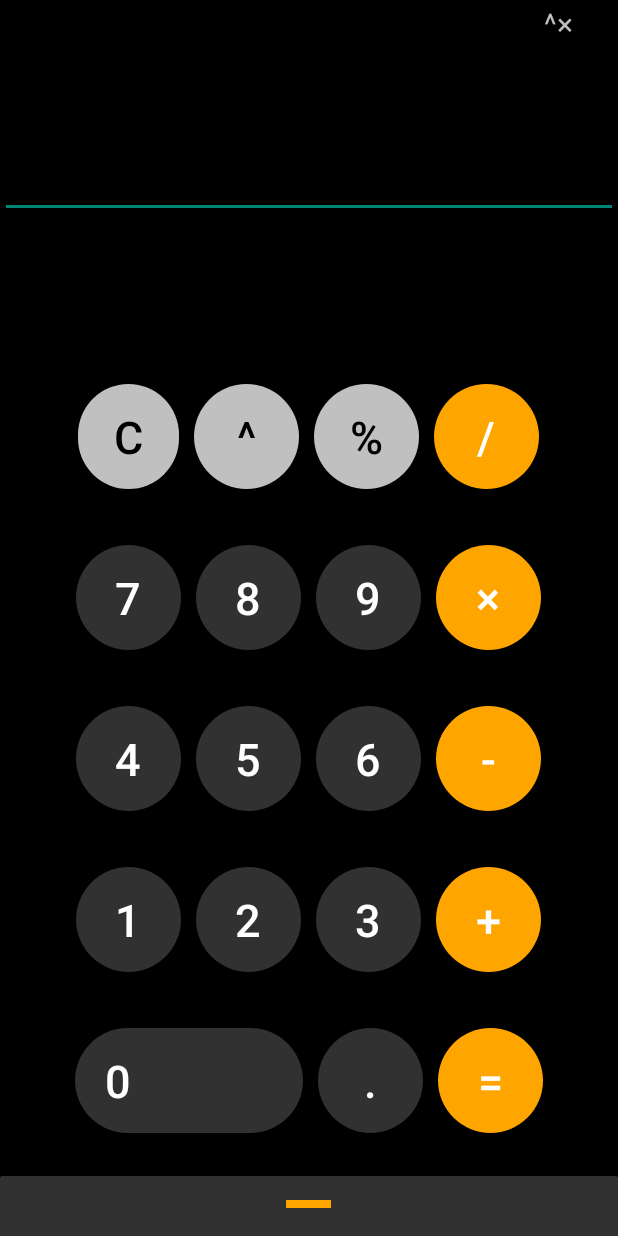
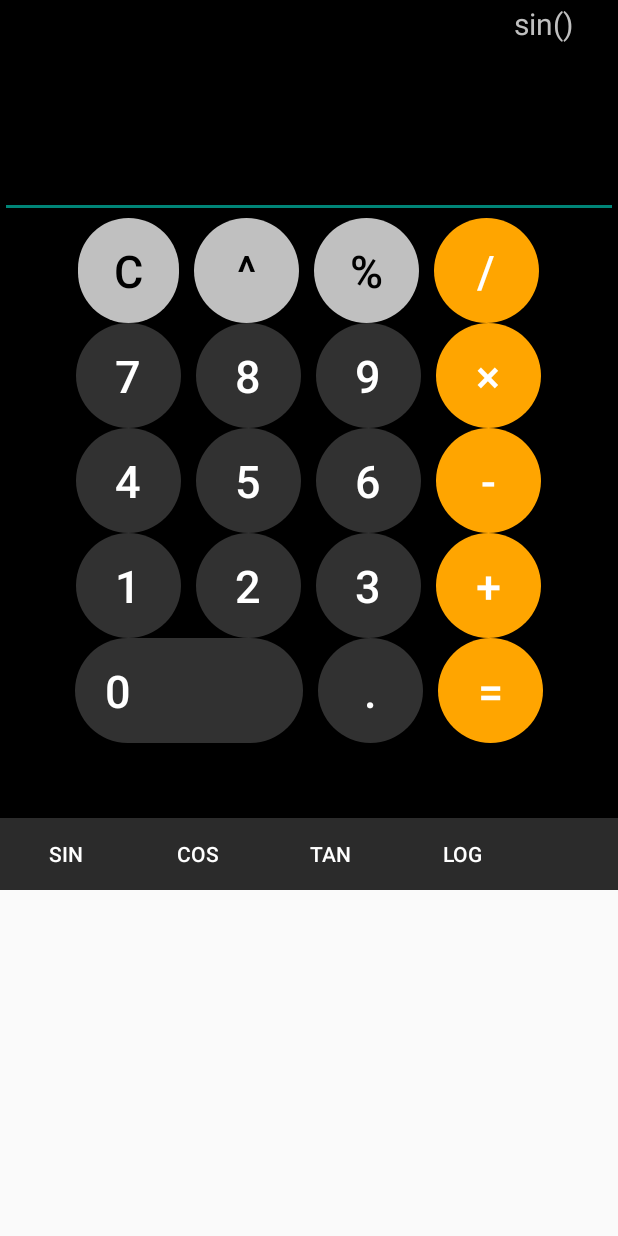
Before and after one commit to ZAHEER-svg/Calculator, an Android app: the screen it shows after launch (MainActivity), after a tap on an icon or button, on a phone screen of 412 x 824 dp. Run offline under Robolectric (Android 15) with nearby library versions, the phone set to English and light mode, and no system bars; 3 other taps on this screen came first.

Commit message:
Added the scientific calculator fragment in the main xml layout

```diff
--- a/app/src/main/java/com/example/calculator/BasicCalculatorButtonsFragment.java
+++ b/app/src/main/java/com/example/calculator/BasicCalculatorButtonsFragment.java
@@ -26,7 +26,9 @@ public class BasicCalculatorButtonsFragment extends Fragment {
 
         void calculatePercentage();
 
-        void calculateExpression();
+        void calculateExpression(String expression_string);
+
+        String returnFinalExpression();
     }
 
     private Listener listener;
@@ -110,7 +112,13 @@ public class BasicCalculatorButtonsFragment extends Fragment {
         dot.setOnClickListener(new AppendHistory());
 
         equal = view.findViewById(R.id.equals);
-        equal.setOnClickListener(v -> listener.calculateExpression());
+        equal.setOnClickListener(new View.OnClickListener() {
+            @Override
+            public void onClick(View v) {
+
+                listener.calculateExpression(listener.returnFinalExpression());
+            }
+        });
 
         caret = view.findViewById(R.id.caret);
         caret.setOnClickListener(new AppendHistory());
--- a/app/src/main/java/com/example/calculator/ScientificCalculatorFragment.java
+++ b/app/src/main/java/com/example/calculator/ScientificCalculatorFragment.java
@@ -1,19 +1,54 @@
 package com.example.calculator;
 
+import android.content.Context;
 import android.os.Bundle;
 
+import androidx.annotation.NonNull;
 import androidx.fragment.app.Fragment;
 
 import android.view.LayoutInflater;
 import android.view.View;
 import android.view.ViewGroup;
+import android.widget.Button;
 
 public class ScientificCalculatorFragment extends Fragment {
+
+    public interface Listener{
+        void updateHistoryWithFunction(String type);
+    }
+
+    private Listener listener;
+
+    private Button sinBtn;
+
+    public void addListenersToButton(View view){
+        sinBtn = view.findViewById(R.id.sin_btn);
+        sinBtn.setOnClickListener(new MathFunctionClicked());
+    }
 
     @Override
     public View onCreateView(LayoutInflater inflater, ViewGroup container,
                              Bundle savedInstanceState) {
         // Inflate the layout for this fragment
-        return inflater.inflate(R.layout.fragment_scientific_calculator, container, false);
+
+        View view = inflater.inflate(R.layout.fragment_scientific_calculator, container, false);
+        addListenersToButton(view);
+        return view;
+    }
+
+    @Override
+    public void onAttach(@NonNull Context context) {
+        super.onAttach(context);
+
+        listener = (Listener) context;
+    }
+
+    public class MathFunctionClicked implements View.OnClickListener{
+
+        @Override
+        public void onClick(View v) {
+            Button button = (Button) v;
+            listener.updateHistoryWithFunction((String) button.getText());
+        }
     }
 }
--- a/app/src/main/res/layout/main.xml
+++ b/app/src/main/res/layout/main.xml
@@ -3,7 +3,9 @@
     xmlns:tools="http://schemas.android.com/tools"
     android:layout_width="match_parent"
     android:layout_height="match_parent">
-
+    <androidx.core.widget.NestedScrollView
+        android:layout_width="match_parent"
+        android:layout_height="wrap_content">
     <LinearLayout
         android:id="@+id/linearLayout1"
         android:layout_width="fill_parent"
@@ -57,9 +59,16 @@
             android:layout_weight="2"
             tools:layout="@layout/fragment_basic_calculator_buttons" />
 
+        <androidx.fragment.app.FragmentContainerView
+            android:id="@+id/scientific_calculator_button"
+            android:name="com.example.calculator.ScientificCalculatorFragment"
+            android:layout_width="match_parent"
+            android:layout_height="wrap_content"
+            android:layout_weight="2"
+            tools:layout="@layout/fragment_scientific_calculator"/>
+
 
     </LinearLayout>
-
-
-    <include layout="@layout/bottom" />
+    </androidx.core.widget.NestedScrollView>
+<!--    <include layout="@layout/bottom" />-->
 </androidx.coordinatorlayout.widget.CoordinatorLayout>
```
Also changed, not shown: app/src/main/java/com/example/calculator/MainActivity.java (+16 -9 lines), app/src/main/res/layout/fragment_scientific_calculator.xml (+0 -7 lines).
